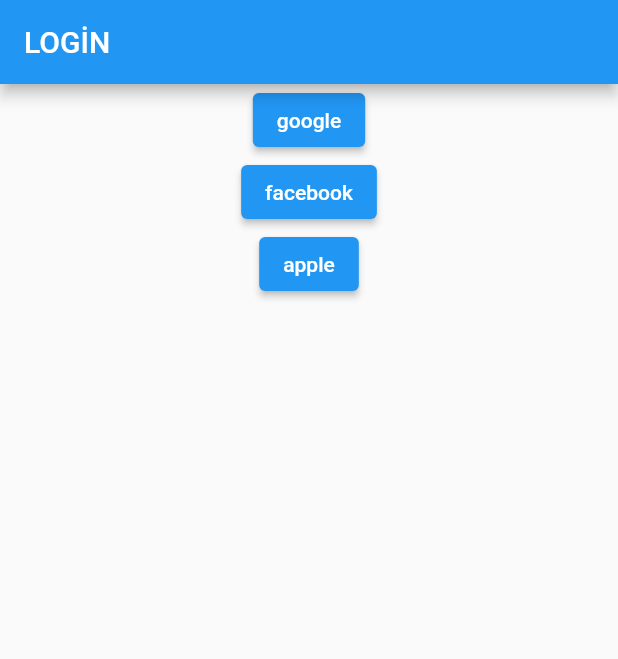
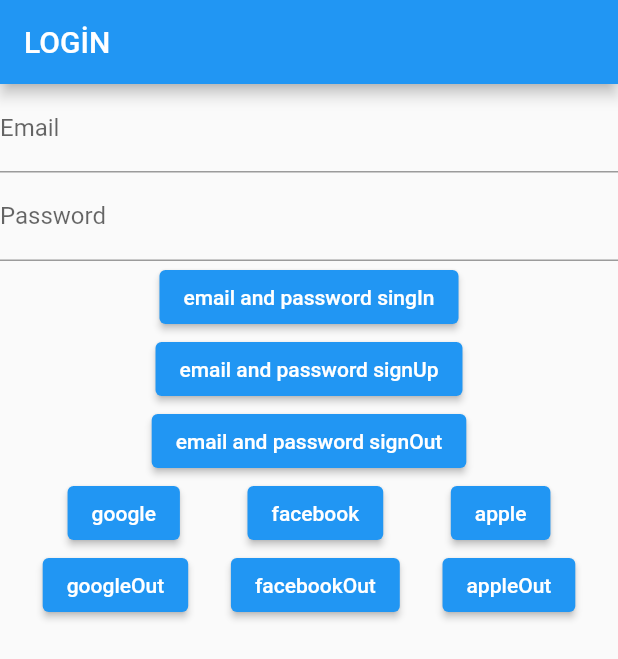
Before and after one commit to Mehmettmolla/flutter_firebase_auth, a Flutter app: the screen it shows after launch, on a phone screen of 412 x 824 dp. Shown: the top 659 px of the screen. Run offline on Flutter 3.47's test engine with Material 2 defaults, Android fonts, the phone set to English and light mode, and no system bars; our stand-ins replace firebase_auth, firebase_core, google_sign_in; accounts and stored records are empty.

Commit message:
email and password auth

```diff
--- a/lib/main.dart
+++ b/lib/main.dart
@@ -1,14 +1,20 @@
 import 'package:flutter/material.dart';
 import 'package:firebase_core/firebase_core.dart';
 import 'package:flutter_firebase_auth/service/apple_auth.dart';
+import 'package:flutter_firebase_auth/service/email_password_auth.dart';
 import 'package:flutter_firebase_auth/service/facebook_auth.dart';
 import 'package:flutter_firebase_auth/service/google_auth.dart';
+
 void main() async {
   WidgetsFlutterBinding.ensureInitialized();
   Firebase.initializeApp();
   runApp(MyApp());
 }
+
 class MyApp extends StatelessWidget {
+  final GlobalKey<FormState> _formKey = GlobalKey<FormState>();
+  final TextEditingController _emailController = TextEditingController();
+  final TextEditingController _passwordController = TextEditingController();
   @override
   Widget build(BuildContext context) {
     return MaterialApp(
@@ -18,29 +24,98 @@ class MyApp extends StatelessWidget {
             title: Text('LOGİN'),
           ),
           body: Center(
+            child: Column(children: [
+              Form(
+                key: _formKey,
+                child: Column(
+                  crossAxisAlignment: CrossAxisAlignment.start,
+                  children: <Widget>[
+                    TextFormField(
+                      controller: _emailController,
+                      decoration: const InputDecoration(labelText: 'Email'),
+                    ),
+                    TextFormField(
+                      controller: _passwordController,
+                      decoration: const InputDecoration(labelText: 'Password'),
+                    ),
+                    Center(
                       child: Column(
                         children: [
-              ElevatedButton(child: Text("google"),
-              onPressed: (){
+                          ElevatedButton(
+                              child: Text("email and password singIn"),
+                              onPressed: () async {
+                                await EmailPasswordAuth().signIn(
+                                    _emailController.text,
+                                    _passwordController.text);
+                              }),
+                          ElevatedButton(
+                              child: Text("email and password signUp"),
+                              onPressed: () async {
+                                await EmailPasswordAuth().signUp(
+                                    _emailController.text,
+                                    _passwordController.text);
+                              }),
+                          ElevatedButton(
+                              child: Text("email and password signOut"),
+                              onPressed: () async {
+                                await EmailPasswordAuth().signOut();
+                              }),
+                        ],
+                      ),
+                    ),
+                    Row(
+                      mainAxisAlignment: MainAxisAlignment.spaceEvenly,
+                      children: [
+                        ElevatedButton(
+                            child: Text("google"),
+                            onPressed: () {
                               GoogleAuth().login();
-              }
+                            }),
+                        ElevatedButton(
+                            child: Text("facebook"),
+                            onPressed: () {
+                              FacebookAuth().login();
+                              setState() {}
+                              ;
+                            }),
+                        ElevatedButton(
+                            child: Text("apple"),
+                            onPressed: () {
+                              AppleAuth().login();
+                              setState() {}
+                              ;
+                            }),
+                      ],
                     ),
-              ElevatedButton(child: Text("facebook"),
-              onPressed: (){
-               FacebookAuth().login();
-               setState(){};
-              }
-              ),
-              ElevatedButton(child: Text("apple"),
-              onPressed: (){
-                AppleAuth().login();
-               setState(){};
-              }
+                    Row(
+                      mainAxisAlignment: MainAxisAlignment.spaceEvenly,
+                      children: [
+                        ElevatedButton(
+                            child: Text("googleOut"),
+                            onPressed: () {
+                              GoogleAuth().signOut();
+                            }),
+                        ElevatedButton(
+                            child: Text("facebookOut"),
+                            onPressed: () {
+                              FacebookAuth().signOut();
+                              setState() {}
+                              ;
+                            }),
+                        ElevatedButton(
+                            child: Text("appleOut"),
+                            onPressed: () {
+                              AppleAuth().signOut();
+                              setState() {}
+                              ;
+                            }),
+                      ],
                     ),
                   ],
                 ),
               ),
+            ]),
           ),
-    );
+        ));
   }
 }
--- a/lib/service/apple_auth.dart
+++ b/lib/service/apple_auth.dart
@@ -5,4 +5,10 @@ class AppleAuth implements AuthService {
   login() {
   }
 
+  @override
+  signOut() {
+    // TODO: implement signOut
+    throw UnimplementedError();
+  }
+
 }
--- a/lib/service/auth_service.dart
+++ b/lib/service/auth_service.dart
@@ -1,3 +1,4 @@
 abstract class AuthService {
   login();
+  signOut();
 }
--- a/lib/service/email_password_auth.dart
+++ b/lib/service/email_password_auth.dart
@@ -1,10 +1,29 @@
+import 'package:firebase_auth/firebase_auth.dart';
 import 'package:flutter_firebase_auth/service/auth_service.dart';
 
-class EmailPasswordAuth implements AuthService {
-  @override
-  login() {
-    // TODO: implement login
-    throw UnimplementedError();
+class EmailPasswordAuth {
+ final FirebaseAuth _auth = FirebaseAuth.instance;
+
+  Future signIn(String email, String password) async {
+    try {
+      await _auth.signInWithEmailAndPassword(email: email, password: password);
+      return null;
+    } on FirebaseAuthException catch (e) {
+      return e.message;
+    }
   }
-
+  Future signUp(String email, String password) async {
+    try {
+      await _auth.createUserWithEmailAndPassword(
+        email: email,
+        password: password,
+      );
+      return null;
+    } on FirebaseAuthException catch (e) {
+      return e.message;
+    }
+  }
+  Future<void> signOut()async{
+  await FirebaseAuth.instance.signOut();
+  }
 }
--- a/lib/service/facebook_auth.dart
+++ b/lib/service/facebook_auth.dart
@@ -5,4 +5,10 @@ class FacebookAuth implements AuthService{
   login() {
   }
 
+  @override
+  signOut() {
+    // TODO: implement signOut
+    throw UnimplementedError();
+  }
+
 }
--- a/lib/service/google_auth.dart
+++ b/lib/service/google_auth.dart
@@ -20,4 +20,13 @@ class GoogleAuth implements AuthService {
   );
   return await FirebaseAuth.instance.signInWithCredential(credential);
 }
+
+ @override
+  signOut() {
+    signOutWithGoogle();
+  }
+
+  Future<void> signOutWithGoogle() async {
+  await FirebaseAuth.instance.signOut();
 }
+}
```
Lines whose indentation alone changed are shown as unchanged.
